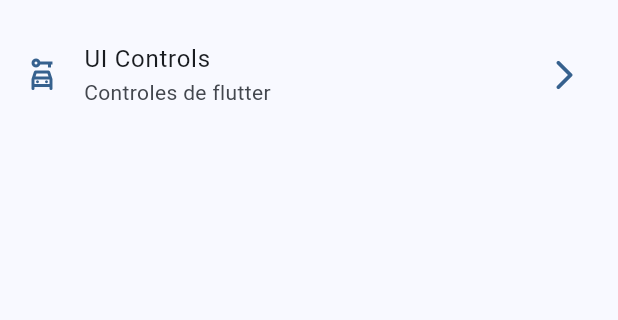
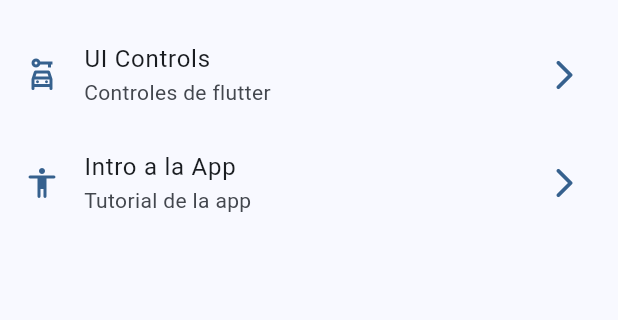
Before and after one commit to matuumdq/widgets_app, a Flutter app: the screen it shows after launch, on a phone screen of 412 x 824 dp, the part 603-923 px from its top. Run offline on Flutter 3.47's test engine with Material 2 defaults, Android fonts, the phone set to English and light mode, and no system bars; our stand-ins replace go_router.

```diff
--- a/lib/config/menu/menu_items.dart
+++ b/lib/config/menu/menu_items.dart
@@ -44,4 +44,9 @@ const appMenuItems = <MenuItem>[
       subTitle: 'Controles de flutter',
       link: '/ui-controls',
       icon: Icons.car_rental_outlined),
+  MenuItem(
+      title: 'Intro a la App',
+      subTitle: 'Tutorial de la app',
+      link: '/tutorial',
+      icon: Icons.accessibility_rounded),
 ];
--- a/lib/config/router/app_router.dart
+++ b/lib/config/router/app_router.dart
@@ -39,5 +39,10 @@ final appRouter = GoRouter(
       name: UiControlsScreen.name,
       builder: (context, state) => const UiControlsScreen(),
     ),
+    GoRoute(
+      path: '/tutorial',
+      name: AppTutorialScreen.name,
+      builder: (context, state) => const AppTutorialScreen(),
+    ),
   ],
 );
--- a/pubspec.yaml
+++ b/pubspec.yaml
@@ -60,8 +60,8 @@ flutter:
   uses-material-design: true
 
   # To add assets to your application, add an assets section, like this:
-  # assets:
-  #   - images/a_dot_burr.jpeg
+  assets:
+    - assets/images/
   #   - images/a_dot_ham.jpeg
 
   # An image asset can refer to one or more resolution-specific "variants", see
```
Also changed, not shown: assets/images/1.png (added), assets/images/2.png (added), assets/images/3.png (added), assets/images/jar-loading.gif (added).
